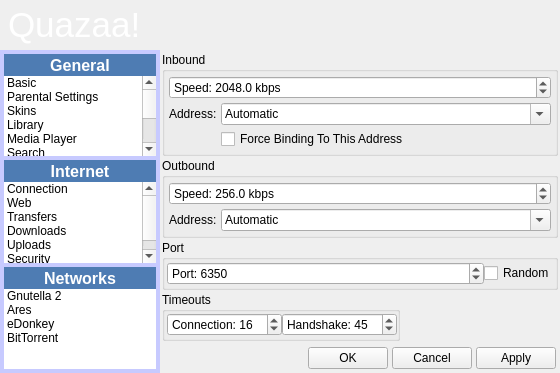
Qt form trunk/UI/dialogsettings.ui (c3c/quazaa) before a commit.
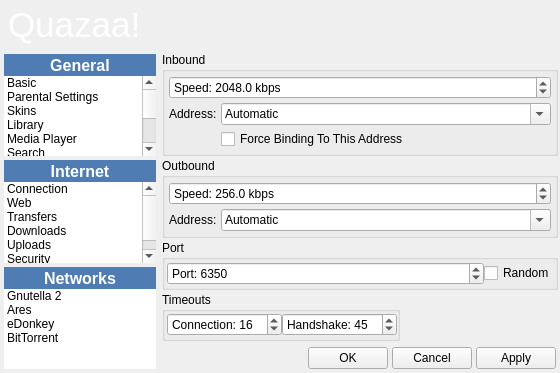
The same form after that commit. Icons and pictures are not drawn.

```diff
--- a/trunk/UI/dialogsettings.ui
+++ b/trunk/UI/dialogsettings.ui
@@ -137,8 +137,8 @@
        <rect>
         <x>0</x>
         <y>0</y>
-        <width>160</width>
-        <height>323</height>
+        <width>142</width>
+        <height>353</height>
        </rect>
       </property>
       <layout class="QGridLayout" name="gridLayout_39">
@@ -150,11 +150,6 @@
        </property>
        <item row="0" column="0">
         <widget class="QFrame" name="frameSettingsNavigator">
-         <property name="styleSheet">
-          <string notr="true">QFrame {
-	background-color: rgb(199, 202, 255);
-}</string>
-         </property>
          <property name="frameShape">
           <enum>QFrame::NoFrame</enum>
          </property>
```
Left out of the diff: 15 changed lines with no effect on the pictures.
